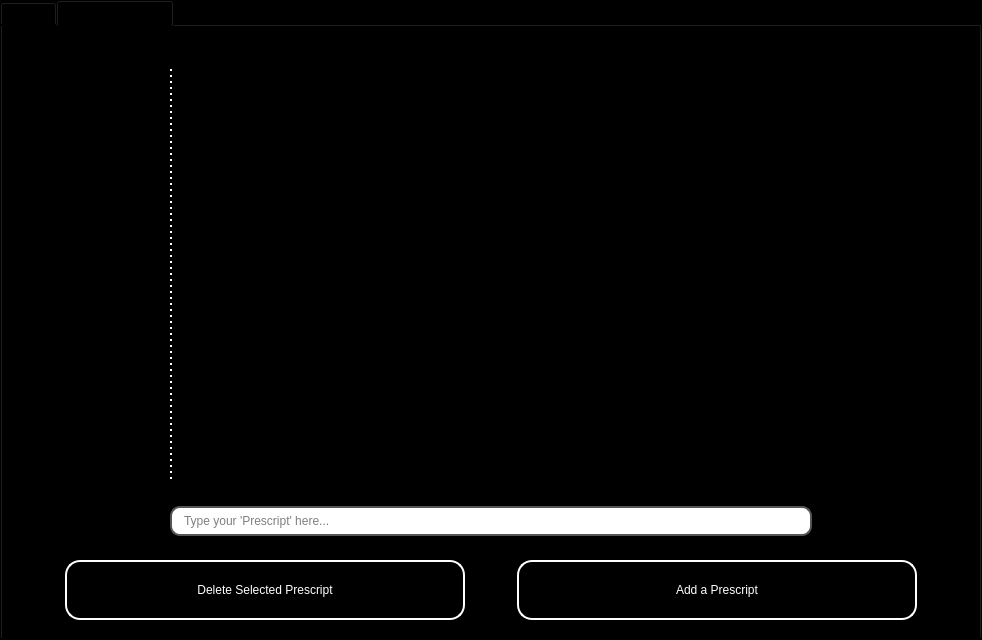
Before: the Qt Designer form app_ui.ui in XucyXi/Index-Orders, drawn with Qt 5.
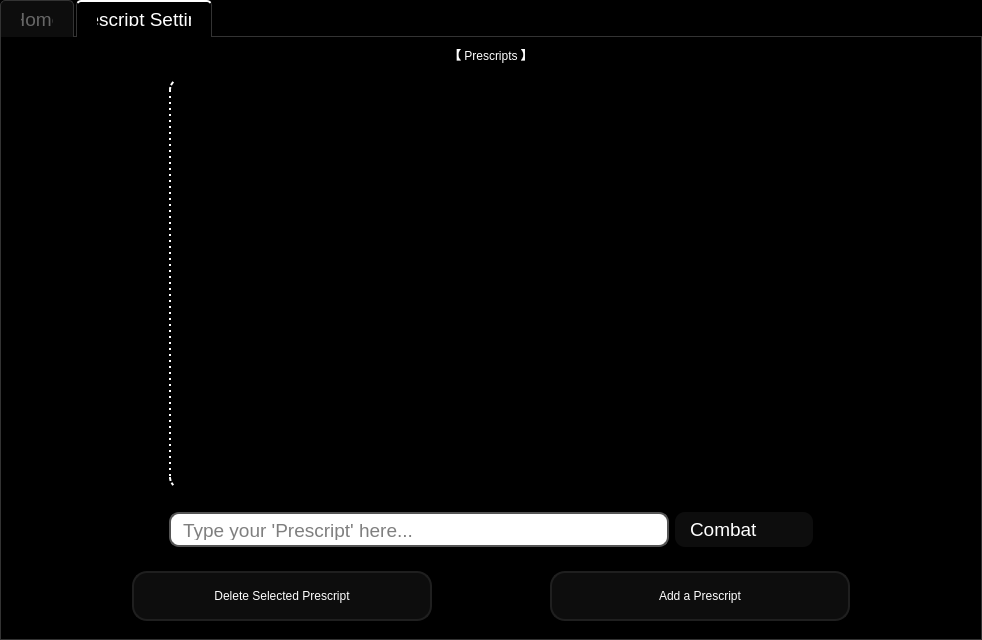
After: the same form once the commit is applied.

Commit message: updated way to add scripts

```diff
--- a/app_ui.ui
+++ b/app_ui.ui
@@ -26,7 +26,165 @@
    <string>Index Order</string>
   </property>
   <property name="styleSheet">
-   <string notr="true">background-color: rgb(0, 0, 0);</string>
+   <string notr="true">/* --- MAIN WINDOW BACKGROUND --- */
+QMainWindow {
+    background-color: black;
+}
+
+/* --- TABS --- */
+QTabWidget::pane {
+    border: 1px solid #333; /* Subtle dark border around content */
+    top: -1px; /* Merges border with tab bar */
+}
+QTabBar::tab {
+    background: #0d0d0d;
+    color: #666; /* Darker grey for inactive tabs */
+    padding: 10px 20px;
+    font-family: &quot;Footlight MT&quot;;
+    font-size: 14pt;
+    border: 1px solid #333;
+    border-bottom: none;
+    border-top-left-radius: 5px;
+    border-top-right-radius: 5px;
+    margin-right: 2px;
+}
+QTabBar::tab:selected {
+    background: black;
+    color: white;
+    border-top: 2px solid white; /* White line on active tab */
+    border-bottom: 1px solid black; /* Blends with background */
+}
+QTabBar::tab:hover {
+    color: #bbb; /* Light grey on hover */
+}
+
+/* --- LABELS (Headings) --- */
+QLabel {
+    color: white;
+    font-family: &quot;Footlight MT&quot;;
+}
+
+/* --- BUTTONS (Global Style) --- */
+QPushButton {
+    font: 300 18pt &quot;Footlight MT&quot;;
+   	border: 2px solid rgb(31, 31, 31);   /* You need a border to see the curve clearly */
+	border-radius: 15px;      /* Higher number = rounder corners */
+	padding: 5px 10px;        /* Adds space inside so text doesn't hit the curve */
+	color: white;
+	background-color: rgb(13, 13, 13);
+}
+QPushButton:hover {
+    background-color: white; /* Invert colors on hover */
+    color: black;
+    border: 2px solid white;
+}
+QPushButton:pressed {
+    background-color: #ccc; /* Light grey when clicked */
+    color: black;
+}
+
+/* --- INPUT FIELDS &amp; LISTS --- */
+QLineEdit, QListWidget {
+    background-color: rgb(13, 13, 13);
+    color: white;
+    border: 2px solid #555;
+    border-radius: 10px;
+    font-family: &quot;Footlight MT&quot;;
+    font-size: 14pt;
+    padding: 5px;
+    selection-background-color: white;
+    selection-color: black;
+}
+QLineEdit:focus, QListWidget:focus {
+    border: 2px solid white; /* White Highlight when typing */
+}
+
+/* --- RADIO BUTTONS --- */
+QGroupBox {
+    color: white;
+    font-family: &quot;Footlight MT&quot;;
+    font-size: 12pt;
+    border: 1px solid #333;
+    border-radius: 5px;
+    margin-top: 20px;
+}
+QGroupBox::title {
+    subcontrol-origin: margin;
+    left: 10px;
+    padding: 0 3px;
+    color: white; 
+}
+QRadioButton {
+    color: white;
+    font-size: 14pt;
+    font-family: &quot;Footlight MT&quot;;
+    spacing: 10px;
+}
+QRadioButton::indicator {
+    width: 14px;
+    height: 14px;
+    border-radius: 8px;
+    border: 2px solid #777;
+    background: transparent;
+}
+QRadioButton::indicator:checked {
+    background-color: white; /* White Fill */
+    border: 2px solid white;
+}
+QRadioButton::indicator:hover {
+    border: 2px solid #aaa;
+}
+
+/* --- SCROLL BAR (Optional: Makes it dark instead of standard Windows grey) --- */
+QScrollBar:vertical {
+    border: none;
+    background: black;
+    width: 10px;
+    margin: 0px;
+}
+QScrollBar::handle:vertical {
+    background: #444;
+    min-height: 20px;
+    border-radius: 5px;
+}
+QScrollBar::add-line:vertical, QScrollBar::sub-line:vertical {
+    height: 0px;
+}
+
+QComboBox {
+    background-color: rgb(13, 13, 13);
+    color: white;
+    border: 2px solid rgb(31, 31, 31);
+    border-radius: 10px;
+    padding: 5px 15px; /* Extra padding on right for arrow */
+    font-family: &quot;Footlight MT&quot;;
+    font-size: 14pt;
+}
+
+QComboBox::drop-down {
+    border: none;
+    background: transparent;
+    width: 30px;
+}
+
+/* The arrow icon */
+QComboBox::down-arrow {
+    image: none;
+    border-left: 5px solid transparent;
+    border-right: 5px solid transparent;
+    border-top: 7px solid white; /* Draws a white triangle */
+    margin-right: 10px;
+}
+
+/* The popup list */
+QComboBox QAbstractItemView {
+    background-color: rgb(13, 13, 13);
+    color: white;
+     border: 2px solid rgb(31, 31, 31);
+    selection-background-color: white;
+    selection-color: black;
+    outline: none;
+}</string>
   </property>
   <widget class="QWidget" name="centralwidget">
    <layout class="QVBoxLayout" name="verticalLayout">
@@ -157,8 +315,8 @@
             <rect>
              <x>0</x>
              <y>0</y>
-             <width>958</width>
-             <height>398</height>
+             <width>962</width>
+             <height>394</height>
             </rect>
            </property>
            <layout class="QHBoxLayout" name="horizontalLayout">
@@ -271,6 +429,20 @@
              </property>
             </widget>
            </item>
+           <item>
+            <widget class="QComboBox" name="combo_add_mode">
+             <item>
+              <property name="text">
+               <string>Combat</string>
+              </property>
+             </item>
+             <item>
+              <property name="text">
+               <string>Narrative</string>
+              </property>
+             </item>
+            </widget>
+           </item>
            <item>
             <spacer name="horizontalSpacer_4">
              <property name="orientation">
@@ -325,8 +497,8 @@
             <widget class="QPushButton" name="btn_delete">
              <property name="minimumSize">
               <size>
-               <width>400</width>
-               <height>60</height>
+               <width>300</width>
+               <height>50</height>
               </size>
              </property>
              <property name="maximumSize">
@@ -339,11 +511,12 @@
               <cursorShape>PointingHandCursor</cursorShape>
              </property>
              <property name="styleSheet">
-              <string notr="true">font: 300 18pt &quot;Footlight MT&quot;;
-border: 2px solid white;   /* You need a border to see the curve clearly */
+              <string notr="true">font: 300 15pt &quot;Footlight MT&quot;;
+border: 2px solid rgb(31, 31, 31);   /* You need a border to see the curve clearly */
 border-radius: 15px;      /* Higher number = rounder corners */
 padding: 5px 10px;        /* Adds space inside so text doesn't hit the curve */
-color: white;</string>
+color: white;
+background-color: rgb(13, 13, 13);</string>
              </property>
              <property name="text">
               <string>Delete Selected Prescript</string>
@@ -367,8 +540,8 @@
             <widget class="QPushButton" name="btn_add">
              <property name="minimumSize">
               <size>
-               <width>400</width>
-               <height>60</height>
+               <width>300</width>
+               <height>50</height>
               </size>
              </property>
              <property name="maximumSize">
@@ -381,11 +554,12 @@
               <cursorShape>PointingHandCursor</cursorShape>
              </property>
              <property name="styleSheet">
-              <string notr="true">font: 300 18pt &quot;Footlight MT&quot;;
-border: 2px solid white;   /* You need a border to see the curve clearly */
+              <string notr="true">font: 300 15pt &quot;Footlight MT&quot;;
+border: 2px solid rgb(31, 31, 31);   /* You need a border to see the curve clearly */
 border-radius: 15px;      /* Higher number = rounder corners */
 padding: 5px 10px;        /* Adds space inside so text doesn't hit the curve */
-color: white;</string>
+color: white;
+background-color: rgb(13, 13, 13);</string>
              </property>
              <property name="text">
               <string>Add a Prescript</string>
```
Left out of the diff: 27 changed lines with no effect on the pictures. The commit also changes 2 other files.
